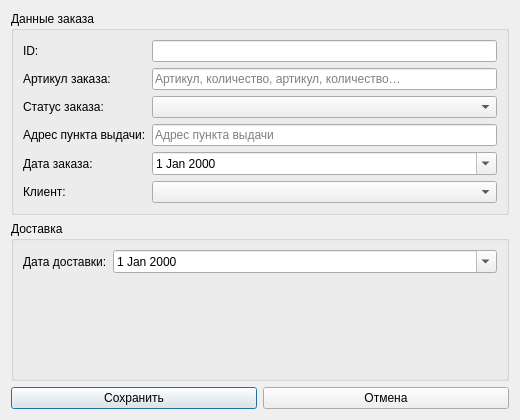
Before: the Qt Designer form ui/order_form.ui in Oxxy63m/demka, drawn with Qt 5.
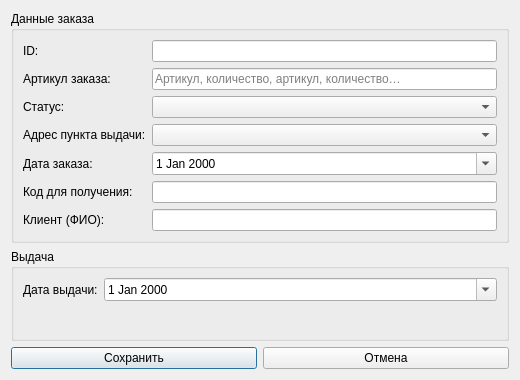
After: the same form once the commit is applied.

```diff
--- a/ui/order_form.ui
+++ b/ui/order_form.ui
@@ -3,7 +3,7 @@
  <class>OrderEditWindow</class>
  <widget class="QDialog" name="OrderEditWindow">
   <property name="windowTitle"><string>Заказ</string></property>
-  <property name="minimumSize"><size><width>520</width><height>420</height></size></property>
+  <property name="minimumSize"><size><width>520</width><height>380</height></size></property>
   <layout class="QVBoxLayout" name="verticalLayout">
    <item>
     <widget class="QGroupBox" name="left_group">
@@ -13,22 +13,24 @@
       <item row="0" column="1"><widget class="QLineEdit" name="id_edit"><property name="readOnly"><bool>true</bool></property></widget></item>
       <item row="1" column="0"><widget class="QLabel" name="lbl_article"><property name="text"><string>Артикул заказа:</string></property><property name="wordWrap"><bool>true</bool></property></widget></item>
       <item row="1" column="1"><widget class="QLineEdit" name="article_edit"><property name="placeholderText"><string>Артикул, количество, артикул, количество…</string></property></widget></item>
-      <item row="2" column="0"><widget class="QLabel" name="lbl_status"><property name="text"><string>Статус заказа:</string></property><property name="wordWrap"><bool>true</bool></property></widget></item>
+      <item row="2" column="0"><widget class="QLabel" name="lbl_status"><property name="text"><string>Статус:</string></property><property name="wordWrap"><bool>true</bool></property></widget></item>
       <item row="2" column="1"><widget class="QComboBox" name="status_combo"/></item>
       <item row="3" column="0"><widget class="QLabel" name="lbl_pickup"><property name="text"><string>Адрес пункта выдачи:</string></property><property name="wordWrap"><bool>true</bool></property></widget></item>
-      <item row="3" column="1"><widget class="QLineEdit" name="pickup_edit"><property name="placeholderText"><string>Адрес пункта выдачи</string></property></widget></item>
+      <item row="3" column="1"><widget class="QComboBox" name="pickup_combo"/></item>
       <item row="4" column="0"><widget class="QLabel" name="lbl_order_date"><property name="text"><string>Дата заказа:</string></property><property name="wordWrap"><bool>true</bool></property></widget></item>
       <item row="4" column="1"><widget class="QDateEdit" name="order_date_edit"><property name="calendarPopup"><bool>true</bool></property></widget></item>
-      <item row="5" column="0"><widget class="QLabel" name="lbl_user"><property name="text"><string>Клиент:</string></property><property name="wordWrap"><bool>true</bool></property></widget></item>
-      <item row="5" column="1"><widget class="QComboBox" name="user_combo"/></item>
+      <item row="5" column="0"><widget class="QLabel" name="lbl_receiver"><property name="text"><string>Код для получения:</string></property><property name="wordWrap"><bool>true</bool></property></widget></item>
+      <item row="5" column="1"><widget class="QLineEdit" name="receiver_edit"/></item>
+      <item row="6" column="0"><widget class="QLabel" name="lbl_client"><property name="text"><string>Клиент (ФИО):</string></property><property name="wordWrap"><bool>true</bool></property></widget></item>
+      <item row="6" column="1"><widget class="QLineEdit" name="client_edit"><property name="readOnly"><bool>true</bool></property></widget></item>
      </layout>
     </widget>
    </item>
    <item>
     <widget class="QGroupBox" name="right_group">
-     <property name="title"><string>Доставка</string></property>
+     <property name="title"><string>Выдача</string></property>
      <layout class="QFormLayout" name="right_form">
-      <item row="0" column="0"><widget class="QLabel" name="lbl_delivery"><property name="text"><string>Дата доставки:</string></property><property name="wordWrap"><bool>true</bool></property></widget></item>
+      <item row="0" column="0"><widget class="QLabel" name="lbl_delivery"><property name="text"><string>Дата выдачи:</string></property><property name="wordWrap"><bool>true</bool></property></widget></item>
       <item row="0" column="1"><widget class="QDateEdit" name="delivery_date_edit"><property name="calendarPopup"><bool>true</bool></property></widget></item>
      </layout>
     </widget>
```
Left out of the diff: 1 changed line with no effect on the pictures.
